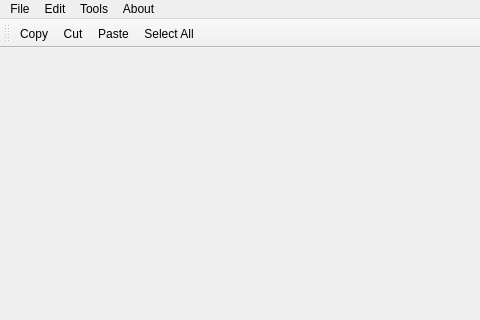
The window that mainwindow.ui (LJJ931026/QtControls) describes before a commit, drawn with Qt 5; both pictures show x 0 to 480 and y 0 to 320 of the 860 by 542 pixel window.
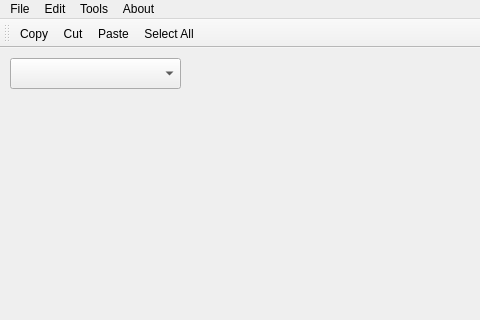
The same window after the commit. Icons and pictures are not drawn.

Commit message: 界面布局

```diff
--- a/mainwindow.ui
+++ b/mainwindow.ui
@@ -17,7 +17,46 @@
    <iconset resource="source.qrc">
     <normaloff>:/icon/images/main_hover.png</normaloff>:/icon/images/main_hover.png</iconset>
   </property>
-  <widget class="QWidget" name="centralWidget"/>
+  <widget class="QWidget" name="centralWidget">
+   <widget class="QWidget" name="widget_option" native="true">
+    <property name="geometry">
+     <rect>
+      <x>0</x>
+      <y>0</y>
+      <width>200</width>
+      <height>481</height>
+     </rect>
+    </property>
+    <widget class="QComboBox" name="comboBox_ctrls">
+     <property name="geometry">
+      <rect>
+       <x>10</x>
+       <y>10</y>
+       <width>171</width>
+       <height>31</height>
+      </rect>
+     </property>
+     <property name="font">
+      <font>
+       <pointsize>12</pointsize>
+      </font>
+     </property>
+     <property name="frame">
+      <bool>true</bool>
+     </property>
+    </widget>
+   </widget>
+   <widget class="QWidget" name="widget_contect" native="true">
+    <property name="geometry">
+     <rect>
+      <x>200</x>
+      <y>0</y>
+      <width>661</width>
+      <height>481</height>
+     </rect>
+    </property>
+   </widget>
+  </widget>
   <widget class="QMenuBar" name="menuBar">
    <property name="geometry">
     <rect>
```
The commit also changes 3 other files.
